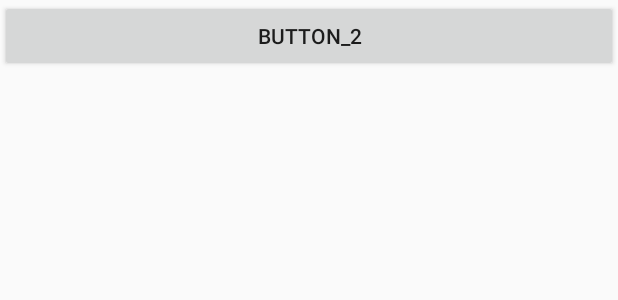
After one commit to Linxia1c/AppTest, an Android app: the layout second_layout.xml on its own in the app's theme, with its tools: preview values and no code run, on a phone screen of 412 x 824 dp. The commit adds this screen. Shown: the top 300 px of the screen. Run offline under Robolectric (Android 15) with nearby library versions, the phone set to English and light mode, and no system bars.

Commit message:
time17.15

```diff
--- a/app/src/main/java/com/example/apptest/Fro.java
+++ /dev/null
@@ -1,4 +0,0 @@
-package com.example.apptest;
-
-public class Fro {
-}
--- /dev/null
+++ b/app/src/main/res/layout/second_layout.xml
@@ -0,0 +1,11 @@
+<?xml version="1.0" encoding="utf-8"?>
+<LinearLayout xmlns:android="http://schemas.android.com/apk/res/android"
+    android:orientation="vertical" android:layout_width="match_parent"
+    android:layout_height="match_parent">
+    <Button
+        android:layout_width="match_parent"
+        android:layout_height="wrap_content"
+        android:id="@+id/button_2"
+        android:text="Button_2"/>
+
+</LinearLayout>
```
Also changed, not shown: app/src/main/AndroidManifest.xml (+7 -3 lines), app/src/main/java/com/example/apptest/FirstActivity.java (+60 -0 lines), app/src/main/java/com/example/apptest/SecondActivity.java (added, +35 -0 lines), app/src/main/res/menu/main.xml (added, +12 -0 lines).
